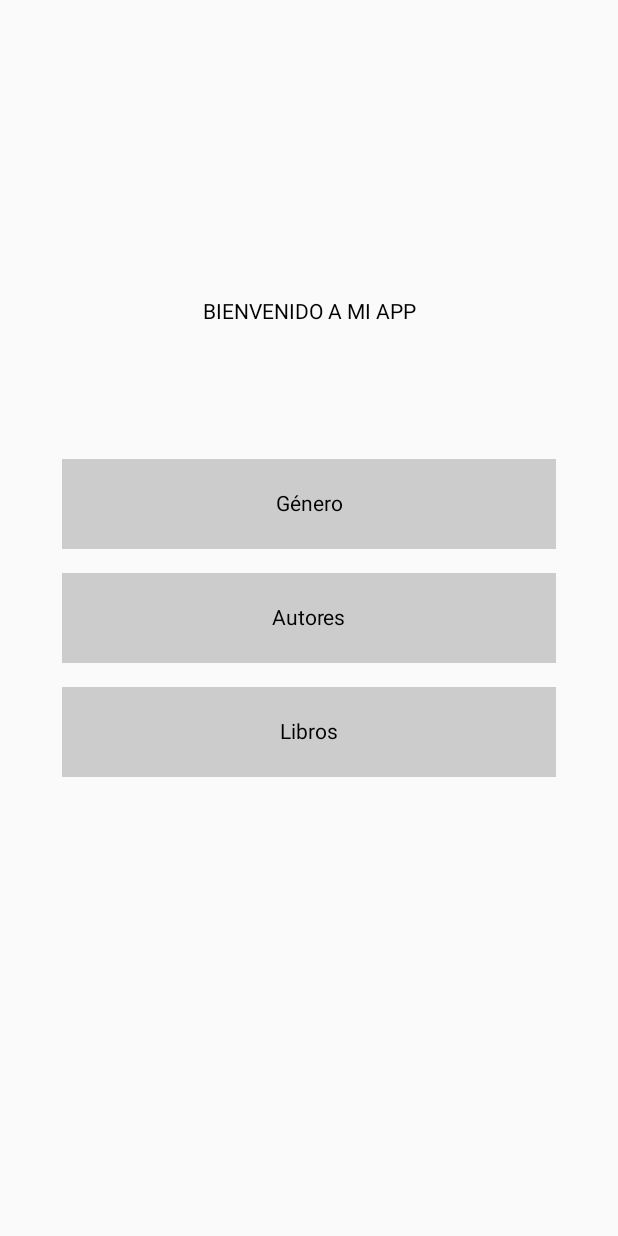
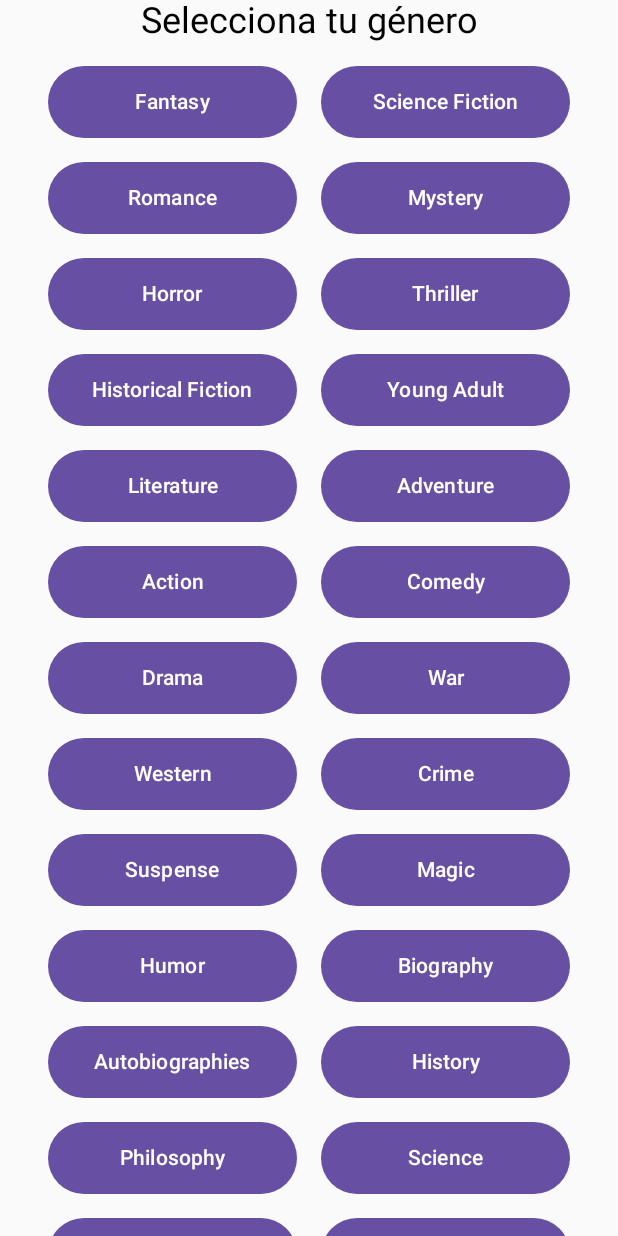
Before and after one commit to Dedany/registrodelibros, an Android app built with Jetpack Compose: the screen it shows after launch (MainActivity), after a tap on "Género", on a phone screen of 412 x 824 dp. Run offline under Robolectric (Android 15) with nearby library versions, the phone set to English and light mode, and no system bars; our stand-ins replace Dagger/Hilt's generated code.

```diff
--- a/app/src/main/java/com/dedany/registrodelibros/ui/navigation/NavController.kt
+++ b/app/src/main/java/com/dedany/registrodelibros/ui/navigation/NavController.kt
@@ -1,6 +1,8 @@
 package com.dedany.registrodelibros.ui.navigation
 
 import BoxWithColumnClickableBoxes
+import GenreScreen
+import GenresListScreen
 import android.net.Uri
 import androidx.compose.runtime.Composable
 import androidx.hilt.navigation.compose.hiltViewModel
@@ -15,6 +17,7 @@ import com.dedany.registrodelibros.ui.screens.author.AuthorsViewModel
 import com.dedany.registrodelibros.ui.screens.book.BooksViewModel
 import com.dedany.registrodelibros.ui.screens.author.AuthorsScreen
 import com.dedany.registrodelibros.ui.screens.author.AuthorDetailScreen
+
 
 
 @Composable
@@ -64,5 +67,17 @@ fun AppNavigation() {
                 navController = navController
             )
         }
+        composable("generos"){
+            GenresListScreen(navController = navController)
+        }
+        composable(
+            route = "generos/{genre}",
+            arguments = listOf(navArgument("genre") { type = NavType.StringType })
+        ) { backStackEntry ->
+            val genre = backStackEntry.arguments?.getString("genre") ?: ""
+            GenreScreen(
+                genre = genre,
+                navController = navController)
+        }
     }
 }
--- a/app/src/main/java/com/dedany/registrodelibros/ui/screens/book/BookDetailScreen.kt
+++ b/app/src/main/java/com/dedany/registrodelibros/ui/screens/book/BookDetailScreen.kt
@@ -82,6 +82,8 @@ fun BookDetailScreen(
                 .padding(24.dp),
             horizontalAlignment = Alignment.CenterHorizontally
         ) {
+
+
 
             //Portada
             AsyncImage(
--- /dev/null
+++ b/app/src/main/java/com/dedany/registrodelibros/ui/screens/book/GenresListScreen.kt
@@ -0,0 +1,154 @@
+import android.net.Uri
+import androidx.compose.foundation.layout.*
+import androidx.compose.foundation.lazy.grid.GridCells
+import androidx.compose.foundation.lazy.grid.LazyVerticalGrid
+import androidx.compose.foundation.lazy.grid.items
+import androidx.compose.material3.Button
+import androidx.compose.material3.Text
+import androidx.compose.runtime.Composable
+import androidx.compose.ui.Alignment
+import androidx.compose.ui.Modifier
+import androidx.compose.ui.text.style.TextAlign
+import androidx.compose.ui.unit.dp
+import androidx.compose.ui.unit.sp
+import androidx.navigation.NavController
+
+@Composable
+fun GenresListScreen(navController: NavController) {
+    val generos = listOf(
+        "Fantasy",
+        "Science Fiction",
+        "Romance",
+        "Mystery",
+        "Horror",
+        "Thriller",
+        "Historical Fiction",
+        "Young Adult",
+        "Literature",
+        "Adventure",
+        "Action",
+        "Comedy",
+        "Drama",
+        "War",
+        "Western",
+        "Crime",
+        "Suspense",
+        "Magic",
+        "Humor",
+        "Biography",
+        "Autobiographies",
+        "History",
+        "Philosophy",
+        "Science",
+        "Self-help",
+        "Psychology",
+        "Religion",
+        "Politics",
+        "Economics",
+        "Business",
+        "Management",
+        "Finance",
+        "Technology",
+        "Medicine",
+        "Nature",
+        "Environment",
+        "Travel",
+        "Sports",
+        "Mathematics",
+        "Physics",
+        "Chemistry",
+        "Biology",
+        "Programming",
+        "Computer Science",
+        "Engineering",
+        "Education",
+        "Geography",
+        "Sociology",
+        "Anthropology",
+        "Archaeology",
+        "Political Science",
+        "Art",
+        "Art History",
+        "Music",
+        "Photography",
+        "Film",
+        "Theater",
+        "Dance",
+        "Design",
+        "Fashion",
+        "Architecture",
+        "Painting",
+        "Art criticism",
+        "Poetry",
+        "Plays",
+        "Short Stories",
+        "Reference",
+        "Cookbooks",
+        "Cooking",
+        "Health",
+        "Exercise",
+        "Nutrition",
+        "Mental Health",
+        "Children",
+        "Kids Books",
+        "Picture Books",
+        "Baby Books",
+        "Bedtime Books",
+        "Stories in Rhyme",
+        "Christianity",
+        "Bible",
+        "Theology",
+        "Mythology",
+        "Folklore",
+        "Legends",
+        "Ethics",
+        "English Language",
+        "Linguistics",
+        "Classic"
+    )
+
+    Box(
+        modifier = Modifier.fillMaxSize(),
+        contentAlignment = Alignment.Center
+    ) {
+        Column(
+            horizontalAlignment = Alignment.CenterHorizontally
+        ) {
+            Text(
+                text = "Selecciona tu género",
+                fontSize = 24.sp,
+                textAlign = TextAlign.Center,
+                modifier = Modifier.padding(bottom = 16.dp)
+            )
+
+            LazyVerticalGrid(
+                columns = GridCells.Fixed(2),
+                horizontalArrangement = Arrangement.spacedBy(16.dp),
+                verticalArrangement = Arrangement.spacedBy(16.dp),
+                contentPadding = PaddingValues(horizontal = 16.dp),
+                modifier = Modifier
+                    .fillMaxWidth()
+                    .padding(horizontal = 16.dp)
+            ) {
+                items(generos) { genero ->
+                    Button(
+                        onClick = {
+                            val encodedGenre = Uri.encode(genero)
+                            navController.navigate("generos/$encodedGenre")
+                        },
+                        modifier = Modifier
+                            .fillMaxWidth()
+                            .height(48.dp)
+                    ) {
+                        Text(
+                            text = genero,
+                            textAlign = TextAlign.Center,
+                            fontSize = 14.sp,
+                            modifier = Modifier.fillMaxWidth()
+                        )
+                    }
+                }
+            }
+        }
+    }
+}
--- a/domain/src/main/java/com/dedany/domain/repository/BookRepository.kt
+++ b/domain/src/main/java/com/dedany/domain/repository/BookRepository.kt
@@ -12,5 +12,6 @@ interface BookRepository {
     suspend fun getBooksByAuthor(author: String): List<Book>
     suspend fun getBooksByTitle(title: String): List<Book>
     suspend fun getBooksByAuthorId(authorId: String): List<Book>
+    suspend fun getBooksByGenre(genre: String): List<Book>
 
 }
--- a/usecase/src/main/java/com/dedany/usecase/author/CoordinatorUseCase.kt
+++ b/usecase/src/main/java/com/dedany/usecase/author/CoordinatorUseCase.kt
@@ -13,13 +13,9 @@ class CoordinatorUseCase  @Inject constructor(
 ) {
     suspend operator fun invoke(bookIdFromViewModel: String): BookWithAuthors? {
 
+        val preliminaryBook : Book? = bookRepository.getBookById(bookIdFromViewModel)
 
-        // PASO 1: Llamar a bookRepository.getBookById() para asegurar que los datos base,
-        // los autores y las CrossRef se procesen y guarden en la BD.
-        // El 'bookIdFromViewModel' es el ID que viene de la UI/ViewModel.
-        // bookRepository.getBookById() internamente manejará la limpieza de este ID si es necesario para la API.
 
-        val preliminaryBook : Book? = bookRepository.getBookById(bookIdFromViewModel)
 
         if (preliminaryBook == null) {
 
```
Also changed, not shown: Data/src/main/java/com/dperez/data/repository/BookRepositoryImpl.kt (+30 -2 lines), app/src/main/java/com/dedany/registrodelibros/ui/screens/book/GenreBooksScreen.kt (added, +85 -0 lines), app/src/main/java/com/dedany/registrodelibros/ui/screens/book/GenreBooksViewModel.kt (added, +31 -0 lines), usecase/src/main/java/com/dedany/usecase/book/GetBooksByGenreUseCase.kt (added, +20 -0 lines).
